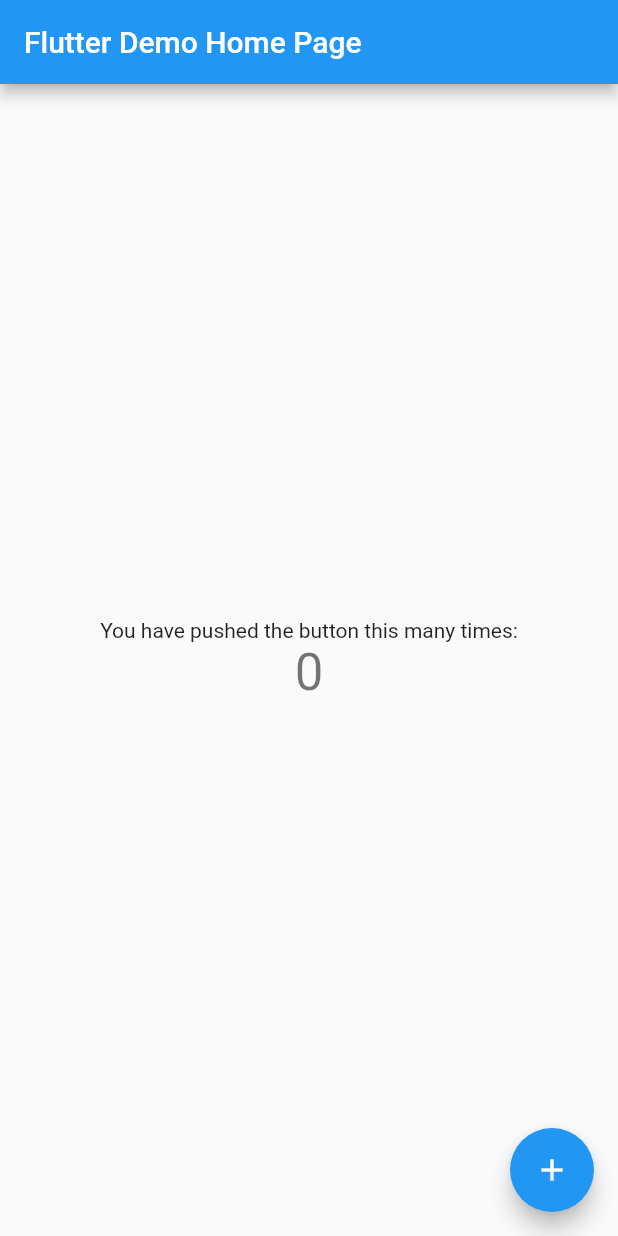
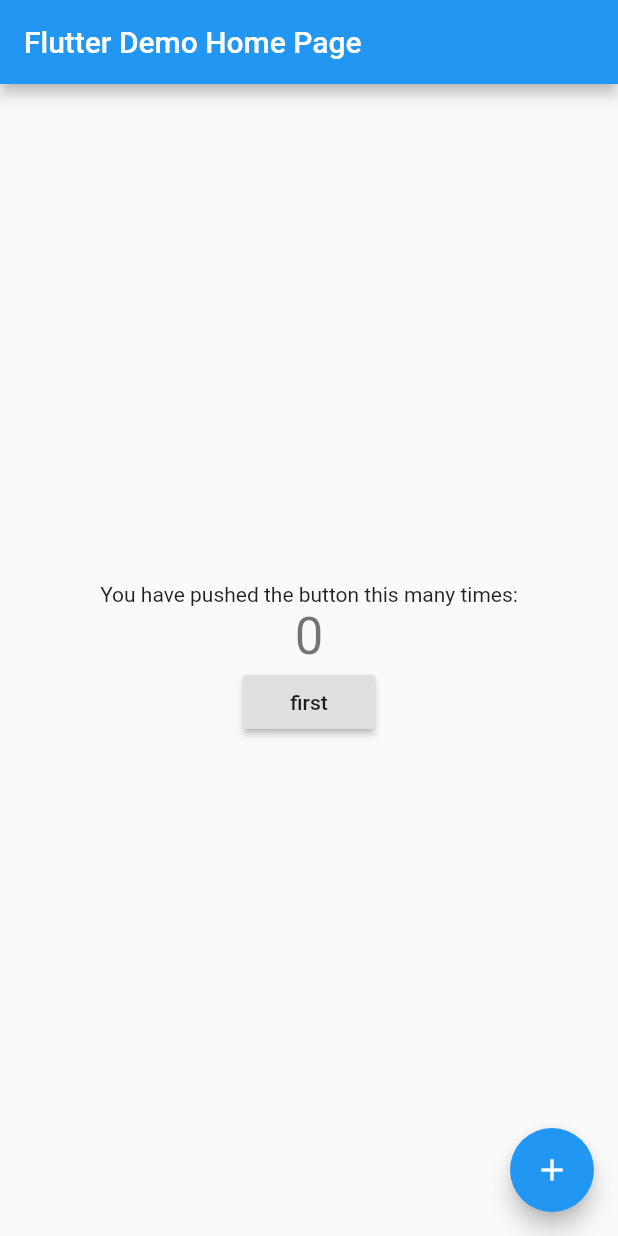
Before and after one commit to ong-ar/flutter-practice-old, a Flutter app: the screen it shows after launch, on a phone screen of 412 x 824 dp. Run offline on Flutter 3.47's test engine with Material 2 defaults, Android fonts, the phone set to English and light mode, and no system bars.

Commit message:
practice route

```diff
--- /dev/null
+++ b/lib/screens/first/index.dart
@@ -0,0 +1 @@
+export './first.dart';
--- a/lib/screens/home/home.dart
+++ b/lib/screens/home/home.dart
@@ -1,4 +1,5 @@
 import 'package:flutter/material.dart';
+import '../first/index.dart';
 
 class Home extends StatefulWidget {
   Home({Key key, this.title}) : super(key: key);
@@ -73,6 +74,12 @@ class _HomeState extends State<Home> {
               '$_counter',
               style: Theme.of(context).textTheme.display1,
             ),
+            RaisedButton(
+                child: Text("first"),
+                onPressed: () {
+                  Navigator.push(context,
+                      MaterialPageRoute(builder: (context) => First()));
+                })
           ],
         ),
       ),
--- /dev/null
+++ b/lib/screens/second/index.dart
@@ -0,0 +1 @@
+export 'second.dart';
```
Also changed, not shown: lib/screens/first/first.dart (added, +25 -0 lines), lib/screens/second/second.dart (added, +14 -0 lines).
